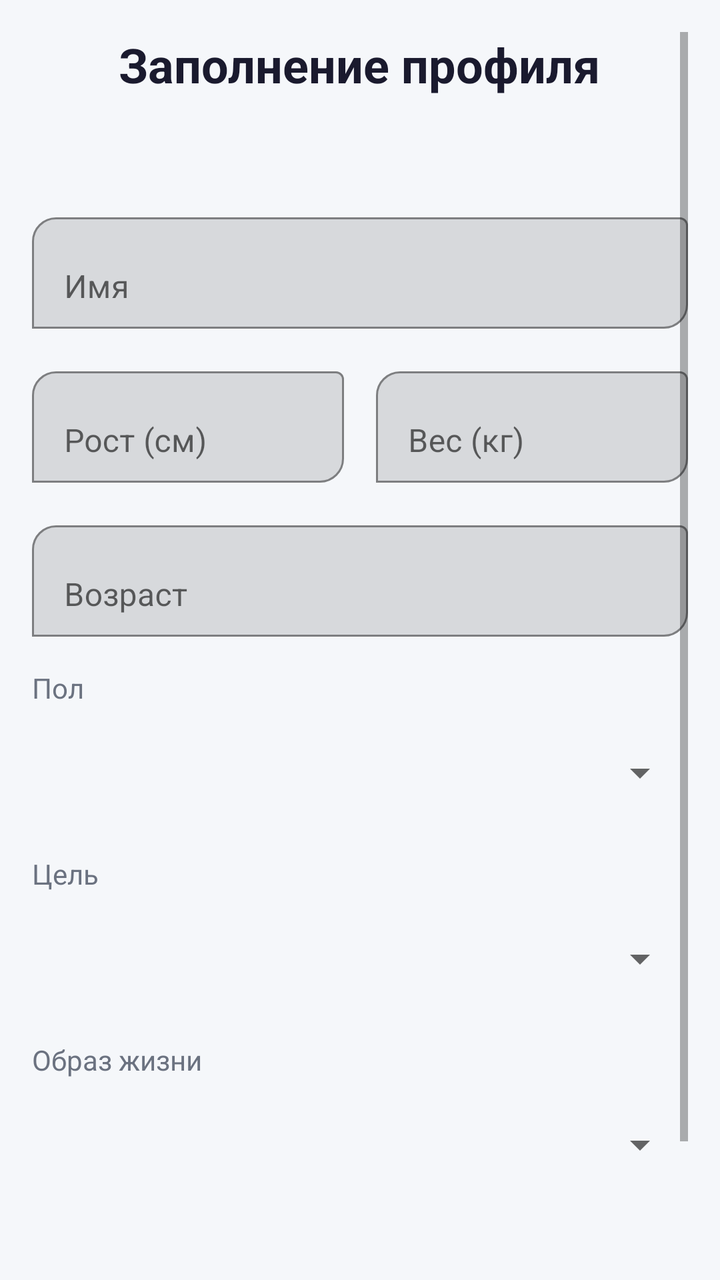
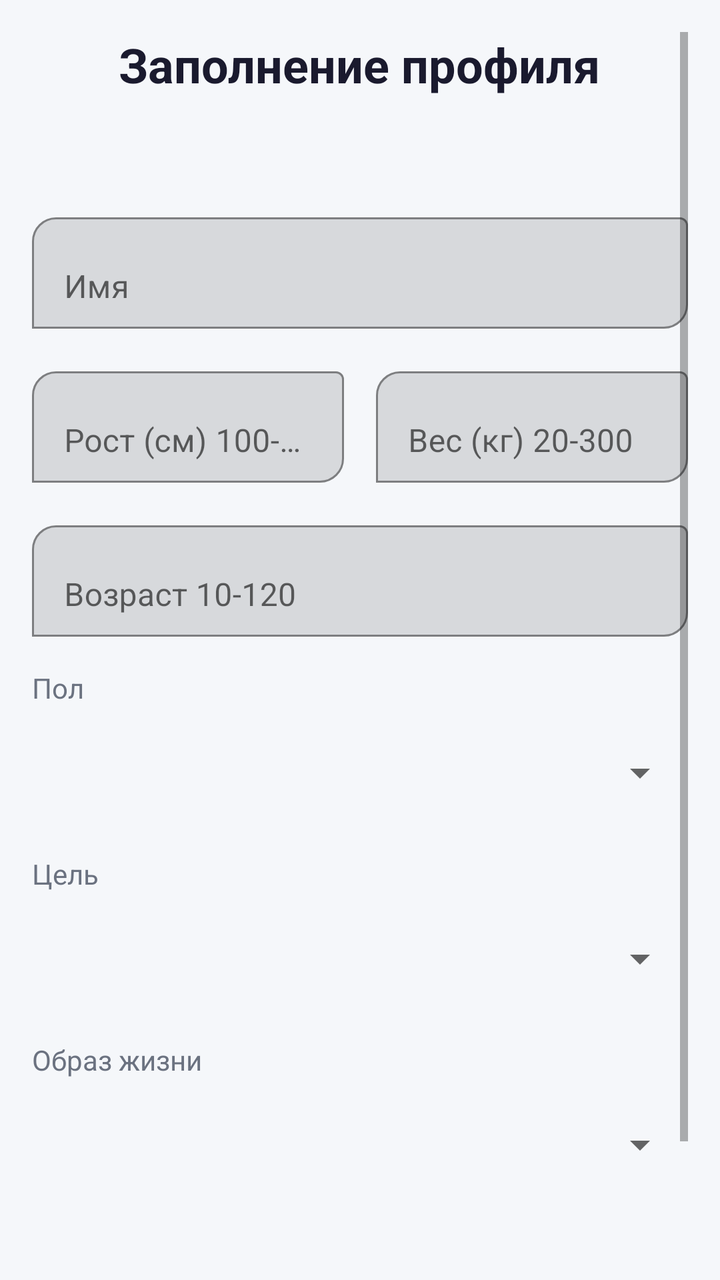

The first picture is an Android layout as it rendered before a commit; the second is the same layout after the commit. The layout source and the unified diff follow.
<!-- AndroidManifest.xml: application theme Theme.CalorieCounter -->
<!-- res/layout/activity_profile_setup.xml -->
<?xml version="1.0" encoding="utf-8"?>
<ScrollView xmlns:android="http://schemas.android.com/apk/res/android"
    xmlns:app="http://schemas.android.com/apk/res-auto"
    android:layout_width="match_parent"
    android:layout_height="match_parent"
    android:background="@color/bg_primary"
    android:padding="16dp"
    android:fillViewport="true">

    <LinearLayout
        android:layout_width="match_parent"
        android:layout_height="wrap_content"
        android:orientation="vertical">

        <TextView
            android:text="Заполнение профиля"
            android:textSize="24sp"
            android:textStyle="bold"
            android:textColor="@color/text_primary"
            android:layout_marginBottom="20dp"
            android:layout_gravity="center"
            android:layout_width="wrap_content"
            android:layout_height="wrap_content" />

        <TextView
            android:id="@+id/tvEmail"
            android:textSize="14sp"
            android:textColor="@color/text_secondary"
            android:layout_marginBottom="16dp"
            android:layout_width="wrap_content"
            android:layout_height="wrap_content" />

        <com.google.android.material.textfield.TextInputLayout
            android:layout_width="match_parent"
            android:layout_height="wrap_content"
            android:layout_marginBottom="16dp"
            app:boxBackgroundMode="outline"
            app:boxCornerRadiusTopStart="12dp"
            app:boxCornerRadiusBottomEnd="12dp"
            android:hint="Имя">

            <com.google.android.material.textfield.TextInputEditText
                android:id="@+id/etName"
                android:layout_width="match_parent"
                android:layout_height="wrap_content"
                android:inputType="textPersonName" />
        </com.google.android.material.textfield.TextInputLayout>

        <LinearLayout
            android:layout_width="match_parent"
            android:layout_height="wrap_content"
            android:orientation="horizontal"
            android:layout_marginBottom="16dp">

            <com.google.android.material.textfield.TextInputLayout
                android:layout_width="0dp"
                android:layout_height="wrap_content"
                android:layout_weight="1"
                android:layout_marginEnd="8dp"
                app:boxBackgroundMode="outline"
                app:boxCornerRadiusTopStart="12dp"
                app:boxCornerRadiusBottomEnd="12dp"
                android:hint="Рост (см)">

                <com.google.android.material.textfield.TextInputEditText
                    android:id="@+id/etHeight"
                    android:layout_width="match_parent"
                    android:layout_height="wrap_content"
                    android:inputType="number" />
            </com.google.android.material.textfield.TextInputLayout>

            <com.google.android.material.textfield.TextInputLayout
                android:layout_width="0dp"
                android:layout_height="wrap_content"
                android:layout_weight="1"
                android:layout_marginStart="8dp"
                app:boxBackgroundMode="outline"
                app:boxCornerRadiusTopStart="12dp"
                app:boxCornerRadiusBottomEnd="12dp"
                android:hint="Вес (кг)">

                <com.google.android.material.textfield.TextInputEditText
                    android:id="@+id/etWeight"
                    android:layout_width="match_parent"
                    android:layout_height="wrap_content"
                    android:inputType="number" />
            </com.google.android.material.textfield.TextInputLayout>
        </LinearLayout>

        <com.google.android.material.textfield.TextInputLayout
            android:layout_width="match_parent"
            android:layout_height="wrap_content"
            android:layout_marginBottom="16dp"
            app:boxBackgroundMode="outline"
            app:boxCornerRadiusTopStart="12dp"
            app:boxCornerRadiusBottomEnd="12dp"
            android:hint="Возраст">

            <com.google.android.material.textfield.TextInputEditText
                android:id="@+id/etAge"
                android:layout_width="match_parent"
                android:layout_height="wrap_content"
                android:inputType="number" />
        </com.google.android.material.textfield.TextInputLayout>

        <TextView
            android:text="Пол"
            android:textSize="14sp"
            android:textColor="@color/text_secondary"
            android:layout_marginBottom="8dp"
            android:layout_width="wrap_content"
            android:layout_height="wrap_content" />

        <Spinner
            android:id="@+id/spinnerGender"
            android:layout_width="match_parent"
            android:layout_height="50dp"
            android:layout_marginBottom="16dp" />

        <TextView
            android:text="Цель"
            android:textSize="14sp"
            android:textColor="@color/text_secondary"
            android:layout_marginBottom="8dp"
            android:layout_width="wrap_content"
            android:layout_height="wrap_content" />

        <Spinner
            android:id="@+id/spinnerGoal"
            android:layout_width="match_parent"
            android:layout_height="50dp"
            android:layout_marginBottom="16dp" />

        <TextView
            android:text="Образ жизни"
            android:textSize="14sp"
            android:textColor="@color/text_secondary"
            android:layout_marginBottom="8dp"
            android:layout_width="wrap_content"
            android:layout_height="wrap_content" />

        <Spinner
            android:id="@+id/spinnerLifestyle"
            android:layout_width="match_parent"
            android:layout_height="50dp"
            android:layout_marginBottom="32dp" />

        <com.google.android.material.button.MaterialButton
            android:id="@+id/btnSaveSetup"
            android:layout_width="match_parent"
            android:layout_height="56dp"
            android:text="Сохранить и начать"
            app:cornerRadius="16dp"
            android:backgroundTint="@color/primary"
            android:layout_marginBottom="16dp" />

        <ProgressBar
            android:id="@+id/progressBar"
            android:layout_width="wrap_content"
            android:layout_height="wrap_content"
            android:layout_gravity="center"
            android:visibility="gone"
            android:layout_marginTop="16dp" />
    </LinearLayout>
</ScrollView>
<!-- resources referenced by this layout -->
<resources>
  <color name="bg_primary">#F5F7FA</color>
  <color name="primary">#6C63FF</color>
  <color name="text_primary">#1A1A2E</color>
  <color name="text_secondary">#6B7280</color>
  <style name="Theme.CalorieCounter" parent="Theme.MaterialComponents.Light.NoActionBar">
          <item name="colorPrimary">@color/primary</item>
          <item name="colorPrimaryDark">@color/primary_dark</item>
          <item name="colorAccent">@color/accent</item>
          <item name="android:statusBarColor">@color/primary</item>
          <item name="android:windowLightStatusBar">false</item>
      </style>
  <color name="primary_dark">#5A52D5</color>
  <color name="accent">#00C9A7</color>
</resources>

<!-- the commit's change to res/layout/activity_profile_setup.xml (unified diff, before → after) -->
@@ -60,13 +60,14 @@
                 app:boxBackgroundMode="outline"
                 app:boxCornerRadiusTopStart="12dp"
                 app:boxCornerRadiusBottomEnd="12dp"
-                android:hint="Рост (см)">
+                android:hint="Рост (см) 100-250">
 
                 <com.google.android.material.textfield.TextInputEditText
                     android:id="@+id/etHeight"
                     android:layout_width="match_parent"
                     android:layout_height="wrap_content"
-                    android:inputType="number" />
+                    android:inputType="number"
+                    android:maxLength="3" />
             </com.google.android.material.textfield.TextInputLayout>
 
             <com.google.android.material.textfield.TextInputLayout
@@ -77,13 +78,14 @@
                 app:boxBackgroundMode="outline"
                 app:boxCornerRadiusTopStart="12dp"
                 app:boxCornerRadiusBottomEnd="12dp"
-                android:hint="Вес (кг)">
+                android:hint="Вес (кг) 20-300">
 
                 <com.google.android.material.textfield.TextInputEditText
                     android:id="@+id/etWeight"
                     android:layout_width="match_parent"
                     android:layout_height="wrap_content"
-                    android:inputType="number" />
+                    android:inputType="number"
+                    android:maxLength="3" />
             </com.google.android.material.textfield.TextInputLayout>
         </LinearLayout>
 
@@ -94,13 +96,14 @@
             app:boxBackgroundMode="outline"
             app:boxCornerRadiusTopStart="12dp"
             app:boxCornerRadiusBottomEnd="12dp"
-            android:hint="Возраст">
+            android:hint="Возраст 10-120">
 
             <com.google.android.material.textfield.TextInputEditText
                 android:id="@+id/etAge"
                 android:layout_width="match_parent"
                 android:layout_height="wrap_content"
-                android:inputType="number" />
+                android:inputType="number"
+                android:maxLength="3" />
         </com.google.android.material.textfield.TextInputLayout>
 
         <TextView
